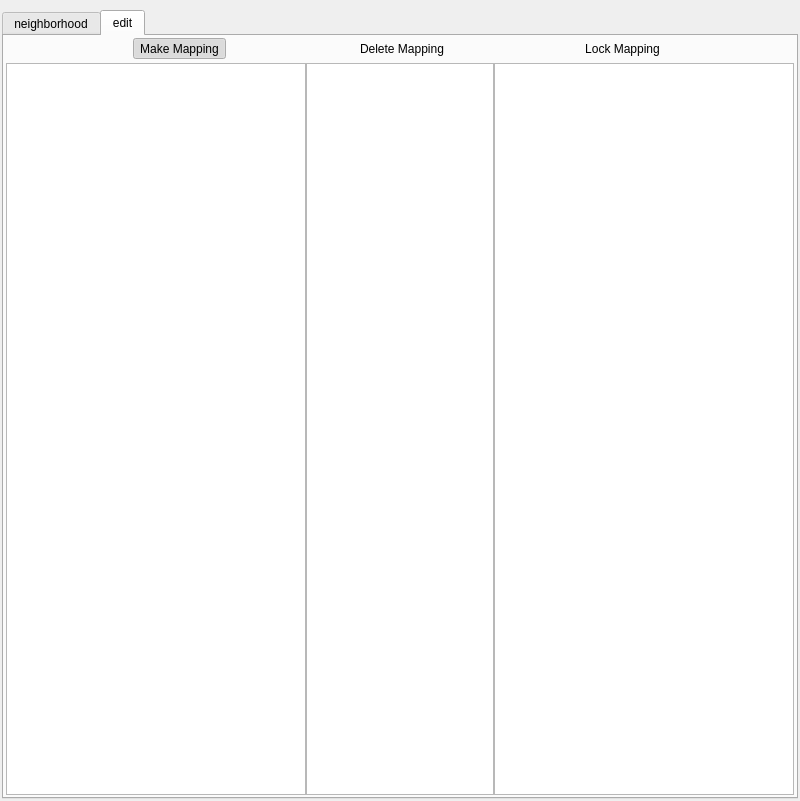
Before: the Qt Designer form gui/form.ui in vijayrudraraju/qtmapper, drawn with Qt 5.
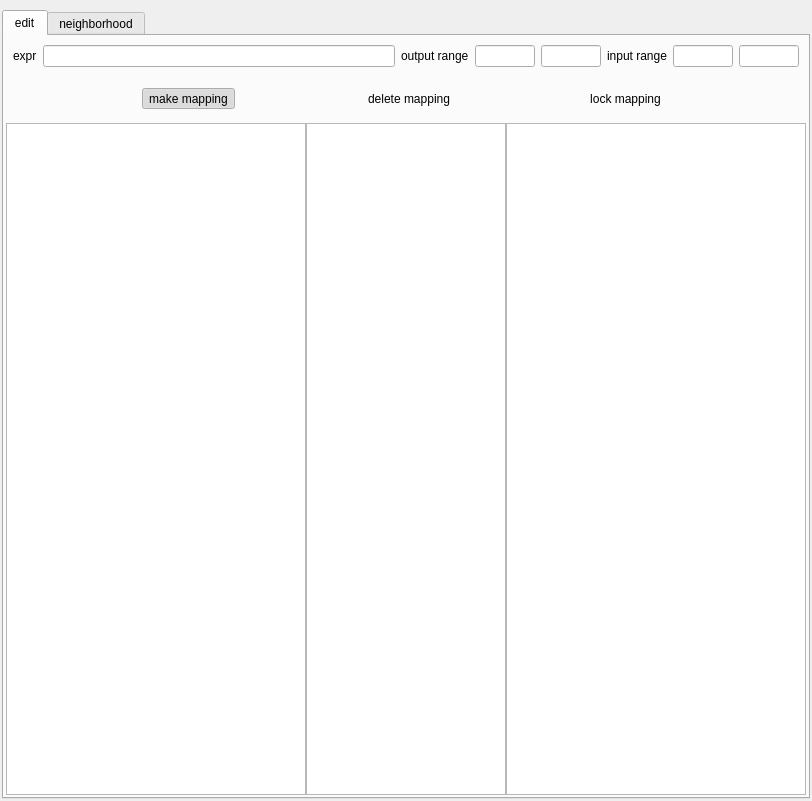
After: the same form once the commit is applied. The open tabs and pages were chosen to show the change. Custom widgets are drawn as their Qt base class.

```diff
--- a/gui/form.ui
+++ b/gui/form.ui
@@ -6,7 +6,7 @@
    <rect>
     <x>0</x>
     <y>0</y>
-    <width>800</width>
+    <width>812</width>
     <height>801</height>
    </rect>
   </property>
@@ -31,6 +31,9 @@
    </property>
    <item>
     <widget class="QTabWidget" name="edit_mode_toggle">
+     <property name="enabled">
+      <bool>true</bool>
+     </property>
      <property name="tabPosition">
       <enum>QTabWidget::North</enum>
      </property>
@@ -46,6 +49,353 @@
      <property name="usesScrollButtons">
       <bool>false</bool>
      </property>
+     <property name="movable">
+      <bool>false</bool>
+     </property>
+     <widget class="QWidget" name="edit_tab">
+      <property name="enabled">
+       <bool>true</bool>
+      </property>
+      <property name="layoutDirection">
+       <enum>Qt::LeftToRight</enum>
+      </property>
+      <attribute name="title">
+       <string>edit</string>
+      </attribute>
+      <layout class="QVBoxLayout" name="verticalLayout_3">
+       <property name="spacing">
+        <number>0</number>
+       </property>
+       <property name="margin">
+        <number>0</number>
+       </property>
+       <item>
+        <widget class="QWidget" name="widget_3" native="true">
+         <property name="sizePolicy">
+          <sizepolicy hsizetype="Preferred" vsizetype="Fixed">
+           <horstretch>0</horstretch>
+           <verstretch>0</verstretch>
+          </sizepolicy>
+         </property>
+         <layout class="QHBoxLayout" name="horizontalLayout">
+          <item>
+           <widget class="QLabel" name="label_14">
+            <property name="text">
+             <string>expr</string>
+            </property>
+           </widget>
+          </item>
+          <item>
+           <widget class="QLineEdit" name="lineEdit"/>
+          </item>
+          <item>
+           <widget class="QLabel" name="label_3">
+            <property name="text">
+             <string>output range</string>
+            </property>
+           </widget>
+          </item>
+          <item>
+           <widget class="QLineEdit" name="lineEdit_1">
+            <property name="sizePolicy">
+             <sizepolicy hsizetype="Fixed" vsizetype="Fixed">
+              <horstretch>0</horstretch>
+              <verstretch>0</verstretch>
+             </sizepolicy>
+            </property>
+            <property name="maximumSize">
+             <size>
+              <width>60</width>
+              <height>16777215</height>
+             </size>
+            </property>
+           </widget>
+          </item>
+          <item>
+           <widget class="QLineEdit" name="lineEdit_4">
+            <property name="sizePolicy">
+             <sizepolicy hsizetype="Fixed" vsizetype="Fixed">
+              <horstretch>0</horstretch>
+              <verstretch>0</verstretch>
+             </sizepolicy>
+            </property>
+            <property name="maximumSize">
+             <size>
+              <width>60</width>
+              <height>16777215</height>
+             </size>
+            </property>
+           </widget>
+          </item>
+          <item>
+           <widget class="QLabel" name="label_13">
+            <property name="text">
+             <string>input range</string>
+            </property>
+           </widget>
+          </item>
+          <item>
+           <widget class="QLineEdit" name="lineEdit_2">
+            <property name="sizePolicy">
+             <sizepolicy hsizetype="Fixed" vsizetype="Fixed">
+              <horstretch>0</horstretch>
+              <verstretch>0</verstretch>
+             </sizepolicy>
+            </property>
+            <property name="maximumSize">
+             <size>
+              <width>60</width>
+              <height>16777215</height>
+             </size>
+            </property>
+           </widget>
+          </item>
+          <item>
+           <widget class="QLineEdit" name="lineEdit_5">
+            <property name="sizePolicy">
+             <sizepolicy hsizetype="Fixed" vsizetype="Fixed">
+              <horstretch>0</horstretch>
+              <verstretch>0</verstretch>
+             </sizepolicy>
+            </property>
+            <property name="maximumSize">
+             <size>
+              <width>60</width>
+              <height>16777215</height>
+             </size>
+            </property>
+           </widget>
+          </item>
+         </layout>
+        </widget>
+       </item>
+       <item>
+        <widget class="QWidget" name="widget_2" native="true">
+         <property name="enabled">
+          <bool>true</bool>
+         </property>
+         <property name="sizePolicy">
+          <sizepolicy hsizetype="Preferred" vsizetype="Fixed">
+           <horstretch>0</horstretch>
+           <verstretch>0</verstretch>
+          </sizepolicy>
+         </property>
+         <layout class="QHBoxLayout" name="horizontalLayout_4">
+          <property name="spacing">
+           <number>0</number>
+          </property>
+          <property name="margin">
+           <number>12</number>
+          </property>
+          <item>
+           <widget class="QToolButton" name="makeButton">
+            <property name="enabled">
+             <bool>true</bool>
+            </property>
+            <property name="focusPolicy">
+             <enum>Qt::NoFocus</enum>
+            </property>
+            <property name="text">
+             <string>make mapping</string>
+            </property>
+            <property name="checkable">
+             <bool>true</bool>
+            </property>
+            <property name="checked">
+             <bool>true</bool>
+            </property>
+            <property name="autoExclusive">
+             <bool>true</bool>
+            </property>
+            <property name="autoRaise">
+             <bool>true</bool>
+            </property>
+           </widget>
+          </item>
+          <item>
+           <widget class="QToolButton" name="deleteButton">
+            <property name="enabled">
+             <bool>true</bool>
+            </property>
+            <property name="focusPolicy">
+             <enum>Qt::NoFocus</enum>
+            </property>
+            <property name="text">
+             <string>delete mapping</string>
+            </property>
+            <property name="checkable">
+             <bool>true</bool>
+            </property>
+            <property name="autoExclusive">
+             <bool>true</bool>
+            </property>
+            <property name="autoRaise">
+             <bool>true</bool>
+            </property>
+           </widget>
+          </item>
+          <item>
+           <widget class="QToolButton" name="lockButton">
+            <property name="enabled">
+             <bool>true</bool>
+            </property>
+            <property name="focusPolicy">
+             <enum>Qt::NoFocus</enum>
+            </property>
+            <property name="text">
+             <string>lock mapping</string>
+            </property>
+            <property name="checkable">
+             <bool>true</bool>
+            </property>
+            <property name="autoExclusive">
+             <bool>true</bool>
+            </property>
+            <property name="autoRaise">
+             <bool>true</bool>
+            </property>
+           </widget>
+          </item>
+         </layout>
+        </widget>
+       </item>
+       <item>
+        <widget class="QWidget" name="widget" native="true">
+         <property name="enabled">
+          <bool>true</bool>
+         </property>
+         <property name="sizePolicy">
+          <sizepolicy hsizetype="Preferred" vsizetype="Preferred">
+           <horstretch>0</horstretch>
+           <verstretch>0</verstretch>
+          </sizepolicy>
+         </property>
+         <property name="minimumSize">
+          <size>
+           <width>0</width>
+           <height>100</height>
+          </size>
+         </property>
+         <layout class="QHBoxLayout" name="horizontalLayout_3">
+          <property name="spacing">
+           <number>0</number>
+          </property>
+          <property name="margin">
+           <number>2</number>
+          </property>
+          <item>
+           <widget class="QTreeView" name="source_signal_list">
+            <property name="enabled">
+             <bool>true</bool>
+            </property>
+            <property name="minimumSize">
+             <size>
+              <width>300</width>
+              <height>0</height>
+             </size>
+            </property>
+            <property name="focusPolicy">
+             <enum>Qt::NoFocus</enum>
+            </property>
+            <property name="editTriggers">
+             <set>QAbstractItemView::NoEditTriggers</set>
+            </property>
+            <property name="alternatingRowColors">
+             <bool>false</bool>
+            </property>
+            <property name="indentation">
+             <number>13</number>
+            </property>
+            <property name="rootIsDecorated">
+             <bool>true</bool>
+            </property>
+            <property name="itemsExpandable">
+             <bool>true</bool>
+            </property>
+            <property name="expandsOnDoubleClick">
+             <bool>false</bool>
+            </property>
+           </widget>
+          </item>
+          <item>
+           <widget class="QGraphicsView" name="graphics_view_2">
+            <property name="enabled">
+             <bool>true</bool>
+            </property>
+            <property name="sizePolicy">
+             <sizepolicy hsizetype="Fixed" vsizetype="Expanding">
+              <horstretch>0</horstretch>
+              <verstretch>0</verstretch>
+             </sizepolicy>
+            </property>
+            <property name="minimumSize">
+             <size>
+              <width>200</width>
+              <height>0</height>
+             </size>
+            </property>
+            <property name="maximumSize">
+             <size>
+              <width>200</width>
+              <height>16777215</height>
+             </size>
+            </property>
+            <property name="focusPolicy">
+             <enum>Qt::NoFocus</enum>
+            </property>
+            <property name="layoutDirection">
+             <enum>Qt::LeftToRight</enum>
+            </property>
+            <property name="verticalScrollBarPolicy">
+             <enum>Qt::ScrollBarAlwaysOff</enum>
+            </property>
+            <property name="horizontalScrollBarPolicy">
+             <enum>Qt::ScrollBarAlwaysOff</enum>
+            </property>
+            <property name="renderHints">
+             <set>QPainter::Antialiasing|QPainter::TextAntialiasing</set>
+            </property>
+           </widget>
+          </item>
+          <item>
+           <widget class="QTreeView" name="destination_signal_list">
+            <property name="enabled">
+             <bool>true</bool>
+            </property>
+            <property name="sizePolicy">
+             <sizepolicy hsizetype="Expanding" vsizetype="Expanding">
+              <horstretch>0</horstretch>
+              <verstretch>0</verstretch>
+             </sizepolicy>
+            </property>
+            <property name="minimumSize">
+             <size>
+              <width>300</width>
+              <height>0</height>
+             </size>
+            </property>
+            <property name="focusPolicy">
+             <enum>Qt::NoFocus</enum>
+            </property>
+            <property name="editTriggers">
+             <set>QAbstractItemView::NoEditTriggers</set>
+            </property>
+            <property name="indentation">
+             <number>13</number>
+            </property>
+            <property name="rootIsDecorated">
+             <bool>true</bool>
+            </property>
+            <property name="expandsOnDoubleClick">
+             <bool>false</bool>
+            </property>
+           </widget>
+          </item>
+         </layout>
+        </widget>
+       </item>
+      </layout>
+     </widget>
      <widget class="QWidget" name="neighborhood_tab">
       <attribute name="title">
        <string>neighborhood</string>
@@ -421,184 +771,6 @@
        </item>
       </layout>
      </widget>
-     <widget class="QWidget" name="edit_tab">
-      <attribute name="title">
-       <string>edit</string>
-      </attribute>
-      <layout class="QVBoxLayout" name="verticalLayout_3">
-       <property name="spacing">
-        <number>0</number>
-       </property>
-       <property name="margin">
-        <number>0</number>
-       </property>
-       <item>
-        <widget class="QWidget" name="widget_2" native="true">
-         <layout class="QHBoxLayout" name="horizontalLayout_4">
-          <property name="spacing">
-           <number>0</number>
-          </property>
-          <property name="margin">
-           <number>2</number>
-          </property>
-          <item>
-           <widget class="QToolButton" name="makeButton">
-            <property name="focusPolicy">
-             <enum>Qt::NoFocus</enum>
-            </property>
-            <property name="text">
-             <string>Make Mapping</string>
-            </property>
-            <property name="checkable">
-             <bool>true</bool>
-            </property>
-            <property name="checked">
-             <bool>true</bool>
-            </property>
-            <property name="autoExclusive">
-             <bool>true</bool>
-            </property>
-            <property name="autoRaise">
-             <bool>true</bool>
-            </property>
-           </widget>
-          </item>
-          <item>
-           <widget class="QToolButton" name="deleteButton">
-            <property name="focusPolicy">
-             <enum>Qt::NoFocus</enum>
-            </property>
-            <property name="text">
-             <string>Delete Mapping</string>
-            </property>
-            <property name="checkable">
-             <bool>true</bool>
-            </property>
-            <property name="autoExclusive">
-             <bool>true</bool>
-            </property>
-            <property name="autoRaise">
-             <bool>true</bool>
-            </property>
-           </widget>
-          </item>
-          <item>
-           <widget class="QToolButton" name="lockButton">
-            <property name="focusPolicy">
-             <enum>Qt::NoFocus</enum>
-            </property>
-            <property name="text">
-             <string>Lock Mapping</string>
-            </property>
-            <property name="checkable">
-             <bool>true</bool>
-            </property>
-            <property name="autoExclusive">
-             <bool>true</bool>
-            </property>
-            <property name="autoRaise">
-             <bool>true</bool>
-            </property>
-           </widget>
-          </item>
-         </layout>
-        </widget>
-       </item>
-       <item>
-        <widget class="QWidget" name="widget" native="true">
-         <property name="minimumSize">
-          <size>
-           <width>0</width>
-           <height>100</height>
-          </size>
-         </property>
-         <layout class="QHBoxLayout" name="horizontalLayout_3">
-          <property name="spacing">
-           <number>0</number>
-          </property>
-          <property name="margin">
-           <number>2</number>
-          </property>
-          <item>
-           <widget class="QTreeView" name="source_signal_list">
-            <property name="minimumSize">
-             <size>
-              <width>300</width>
-              <height>0</height>
-             </size>
-            </property>
-            <property name="focusPolicy">
-             <enum>Qt::NoFocus</enum>
-            </property>
-            <property name="editTriggers">
-             <set>QAbstractItemView::NoEditTriggers</set>
-            </property>
-            <property name="alternatingRowColors">
-             <bool>false</bool>
-            </property>
-            <property name="indentation">
-             <number>13</number>
-            </property>
-            <property name="rootIsDecorated">
-             <bool>true</bool>
-            </property>
-            <property name="itemsExpandable">
-             <bool>true</bool>
-            </property>
-            <property name="expandsOnDoubleClick">
-             <bool>false</bool>
-            </property>
-           </widget>
-          </item>
-          <item>
-           <widget class="QGraphicsView" name="graphics_view_2">
-            <property name="focusPolicy">
-             <enum>Qt::NoFocus</enum>
-            </property>
-            <property name="layoutDirection">
-             <enum>Qt::LeftToRight</enum>
-            </property>
-            <property name="verticalScrollBarPolicy">
-             <enum>Qt::ScrollBarAlwaysOff</enum>
-            </property>
-            <property name="horizontalScrollBarPolicy">
-             <enum>Qt::ScrollBarAlwaysOff</enum>
-            </property>
-            <property name="renderHints">
-             <set>QPainter::Antialiasing|QPainter::TextAntialiasing</set>
-            </property>
-           </widget>
-          </item>
-          <item>
-           <widget class="QTreeView" name="destination_signal_list">
-            <property name="minimumSize">
-             <size>
-              <width>300</width>
-              <height>0</height>
-             </size>
-            </property>
-            <property name="focusPolicy">
-             <enum>Qt::NoFocus</enum>
-            </property>
-            <property name="editTriggers">
-             <set>QAbstractItemView::NoEditTriggers</set>
-            </property>
-            <property name="indentation">
-             <number>13</number>
-            </property>
-            <property name="rootIsDecorated">
-             <bool>true</bool>
-            </property>
-            <property name="expandsOnDoubleClick">
-             <bool>false</bool>
-            </property>
-           </widget>
-          </item>
-         </layout>
-        </widget>
-       </item>
-      </layout>
-     </widget>
     </widget>
    </item>
   </layout>
```
Left out of the diff: 122 changed lines with no effect on the pictures.
